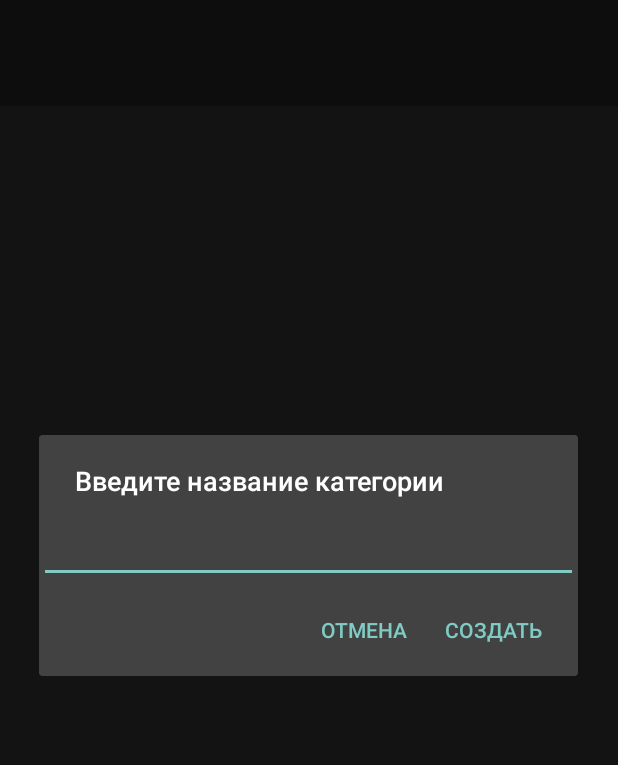
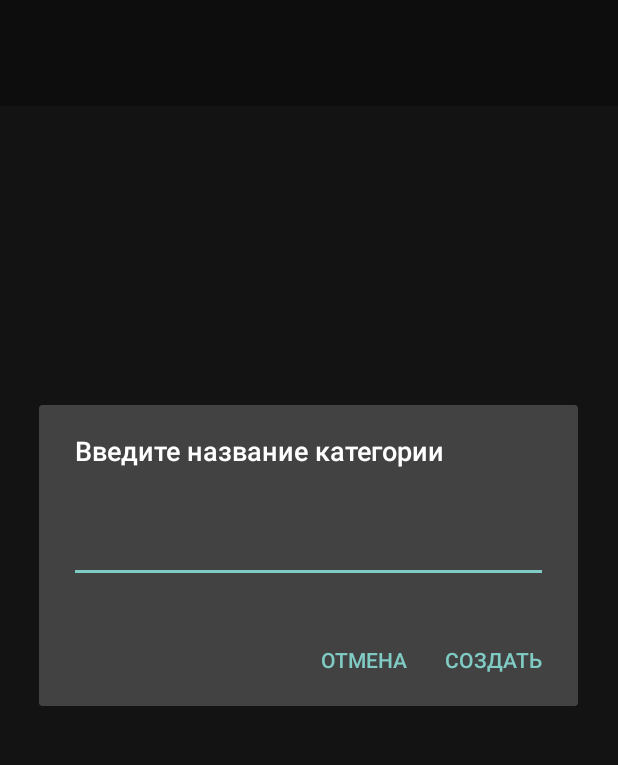
Before and after one commit to abdurahmanovart/NotesRealm, an Android app: the screen it shows after launch (MainActivity), after a tap on "Добаить категорию", on a phone screen of 412 x 824 dp, the part 62-827 px from its top. Run offline under Robolectric (Android 15) with nearby library versions, the phone set to English and light mode, and no system bars; our stand-ins replace ButterKnife; libraries missing offline, so code that uses them is left out: io.realm; 2 statements that could not run were skipped.

Commit message:
minor improvements

```diff
--- a/app/src/main/res/layout/activity_main.xml
+++ b/app/src/main/res/layout/activity_main.xml
@@ -1,17 +1,17 @@
 <?xml version="1.0" encoding="utf-8"?>
-<RelativeLayout
+<LinearLayout
     xmlns:android="http://schemas.android.com/apk/res/android"
     xmlns:app="http://schemas.android.com/apk/res-auto"
     xmlns:tools="http://schemas.android.com/tools"
     android:layout_width="match_parent"
     android:layout_height="match_parent"
+    android:orientation="vertical"
     tools:context="com.github.abdurahmanovart.notesrealm.MainActivity">
 
     <android.support.v7.widget.Toolbar
         android:id="@+id/toolbar"
         android:layout_width="match_parent"
         android:layout_height="wrap_content"
-        android:layout_alignParentTop="true"
         android:background="?attr/colorPrimary"
         android:minHeight="?attr/actionBarSize"
         android:theme="@style/ThemeOverlay.AppCompat.Dark.ActionBar"
@@ -21,7 +21,6 @@
         android:id="@+id/tab_layout"
         android:layout_width="match_parent"
         android:layout_height="wrap_content"
-        android:layout_below="@id/toolbar"
         android:background="?attr/colorPrimary"
         android:minHeight="?attr/actionBarSize"
         android:theme="@style/ThemeOverlay.AppCompat.Dark.ActionBar"
@@ -30,7 +29,6 @@
     <android.support.v4.view.ViewPager
         android:id="@+id/view_pager"
         android:layout_width="match_parent"
-        android:layout_height="match_parent"
-        android:layout_below="@id/tab_layout"/>
+        android:layout_height="match_parent"/>
 
-</RelativeLayout>
+</LinearLayout>
--- a/app/src/main/res/layout/create_dialog.xml
+++ b/app/src/main/res/layout/create_dialog.xml
@@ -5,6 +5,7 @@
               android:orientation="vertical">
 
     <android.support.design.widget.TextInputLayout
+       android:layout_margin="@dimen/margin_medium"
         android:layout_width="match_parent"
         android:layout_height="wrap_content">
 
--- a/app/src/main/res/values/dimens.xml
+++ b/app/src/main/res/values/dimens.xml
@@ -4,4 +4,5 @@
     <dimen name="padding_xsmall">4dp</dimen>
     <dimen name="divider_height">2dp</dimen>
     <dimen name="padding_medium">16dp</dimen>
+    <dimen name="margin_medium">20dp</dimen>
 </resources>
```
Also changed, not shown: app/src/main/java/com/github/abdurahmanovart/notesrealm/BasicFragment.java (+5 -9 lines), app/src/main/java/com/github/abdurahmanovart/notesrealm/ui/BaseNoteActivity.java (+22 -22 lines).
